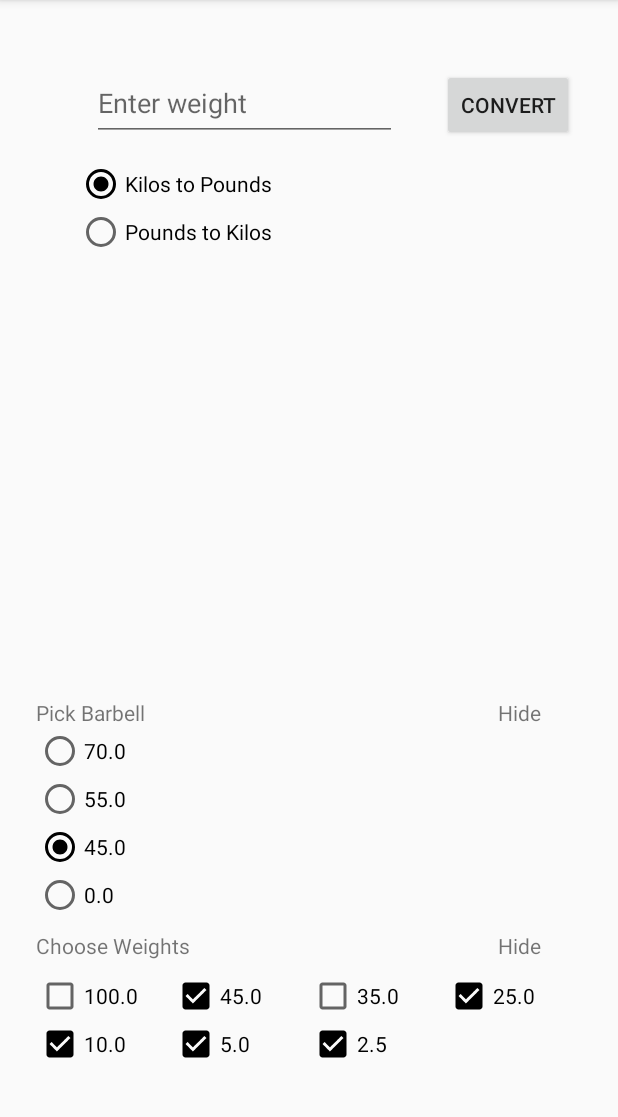
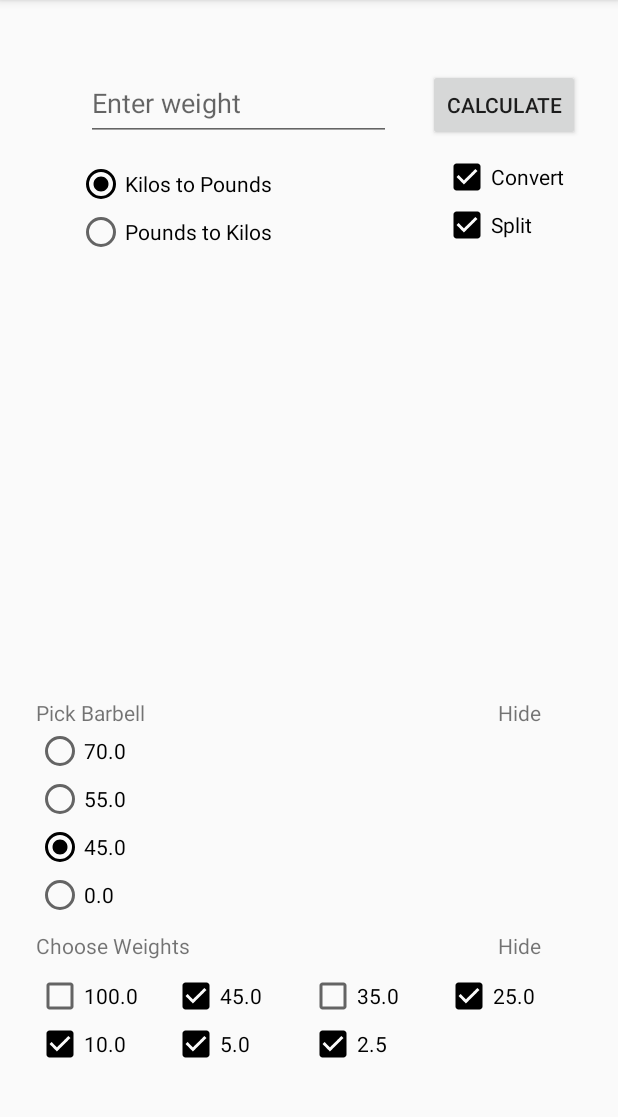
Before and after one commit to Pumbaya/KiloKonverter, an Android app: the screen it shows after launch (MainActivity), on a phone screen of 412 x 824 dp, the part 84-1201 px from its top. Run offline under Robolectric (Android 15) with nearby library versions, the phone set to English and light mode, and no system bars.

Commit message:
Finished and working.

```diff
--- a/app/src/main/java/com/example/pmoayer/kilokonverter/WilksActivity.kt
+++ b/app/src/main/java/com/example/pmoayer/kilokonverter/WilksActivity.kt
@@ -1,7 +1,9 @@
 package com.example.pmoayer.kilokonverter
 
 import android.os.Bundle
+import android.text.TextUtils
 import android.view.Menu
+import android.widget.Toast
 import kotlinx.android.synthetic.main.activity_wilks.*
 import kotlinx.android.synthetic.main.my_toolbar.*
 import kotlin.math.pow
@@ -33,6 +35,9 @@ class WilksActivity : BaseCompatActivity() {
 
         //false == male ... true == female
         calculateButton.setOnClickListener {
+            if (TextUtils.isEmpty(inputLiftedWeight.text) || TextUtils.isEmpty(inputBodyweight.text)) {
+                Toast.makeText(this,"Fill both fields", Toast.LENGTH_SHORT).show()
+            } else {
                 val gender = sexSwitch.isChecked
                 var liftedWeight = inputLiftedWeight.text.toString().toDouble()
                 var bodyWeight = inputBodyweight.text.toString().toDouble()
@@ -44,6 +49,7 @@ class WilksActivity : BaseCompatActivity() {
                 }
                 displayResult.text = "%.2f".format(calculateWilks(liftedWeight, bodyWeight, gender))
                 Utils.hideKeyboard(this)
+            }
         }
     }
 
--- a/app/src/main/res/layout/activity_main.xml
+++ b/app/src/main/res/layout/activity_main.xml
@@ -5,10 +5,10 @@
     android:id="@+id/mainConstraintLayout"
     android:layout_width="match_parent"
     android:layout_height="match_parent"
+    android:focusable="true"
+    android:focusableInTouchMode="true"
     android:theme="@style/NoActionBarTheme"
-    tools:context=".MainActivity"
-    android:focusable="true"
-    android:focusableInTouchMode="true">
+    tools:context=".MainActivity">
 
     <include layout="@layout/my_toolbar" />
 
@@ -30,7 +30,7 @@
         android:id="@+id/convertButton"
         android:layout_width="wrap_content"
         android:layout_height="wrap_content"
-        android:text="@string/convert_button"
+        android:text="@string/calculate"
         app:layout_constraintBaseline_toBaselineOf="@+id/inputWeight"
         app:layout_constraintEnd_toEndOf="parent"
         app:layout_constraintHorizontal_bias="0.5"
@@ -94,6 +94,7 @@
         android:layout_width="wrap_content"
         android:layout_height="wrap_content"
         android:layout_marginTop="8dp"
+        android:textSize="18sp"
         app:layout_constraintBottom_toBottomOf="parent"
         app:layout_constraintEnd_toEndOf="parent"
         app:layout_constraintHorizontal_bias="0.501"
@@ -205,4 +206,49 @@
         app:layout_constraintHorizontal_bias="0.82"
         app:layout_constraintStart_toEndOf="@+id/chooseWeight" />
 
+    <CheckBox
+        android:id="@+id/convertBox"
+        android:layout_width="wrap_content"
+        android:layout_height="wrap_content"
+        android:layout_marginEnd="8dp"
+        android:layout_marginLeft="256dp"
+        android:layout_marginRight="8dp"
+        android:layout_marginStart="256dp"
+        android:layout_marginTop="8dp"
+        android:checked="true"
+        android:text="@string/convert_button"
+        app:layout_constraintEnd_toEndOf="parent"
+        app:layout_constraintHorizontal_bias="0.589"
+        app:layout_constraintStart_toStartOf="parent"
+        app:layout_constraintTop_toBottomOf="@+id/convertButton" />
+
+    <CheckBox
+        android:id="@+id/splitBox"
+        android:layout_width="wrap_content"
+        android:layout_height="wrap_content"
+        android:checked="true"
+        android:text="@string/split_button"
+        app:layout_constraintStart_toStartOf="@+id/convertBox"
+        app:layout_constraintTop_toBottomOf="@+id/convertBox" />
+
+    <ImageView
+        android:id="@+id/goatImage"
+        android:layout_width="579dp"
+        android:layout_height="392dp"
+        android:layout_marginBottom="8dp"
+        android:layout_marginEnd="8dp"
+        android:layout_marginLeft="8dp"
+        android:layout_marginRight="8dp"
+        android:layout_marginStart="8dp"
+        android:layout_marginTop="8dp"
+        android:contentDescription="@string/goat__description"
+        android:visibility="gone"
+        app:layout_constraintBottom_toBottomOf="parent"
+        app:layout_constraintEnd_toEndOf="parent"
+        app:layout_constraintHorizontal_bias="0.601"
+        app:layout_constraintStart_toStartOf="parent"
+        app:layout_constraintTop_toTopOf="parent"
+        app:layout_constraintVertical_bias="0.496"
+        app:srcCompat="@drawable/goat" />
+
 </android.support.constraint.ConstraintLayout>
--- a/app/src/main/res/values/strings.xml
+++ b/app/src/main/res/values/strings.xml
@@ -31,4 +31,6 @@
     <string name="body_weight">Body Weight</string>
     <string name="m">M</string>
     <string name="f">F</string>
+    <string name="split_button">Split</string>
+    <string name="goat__description">Ed Coan Goat Man</string>
 </resources>
```
Also changed, not shown: app/src/main/java/com/example/pmoayer/kilokonverter/ConfigureActivity.kt (+7 -3 lines), app/src/main/java/com/example/pmoayer/kilokonverter/MainActivity.kt (+22 -2 lines), app/src/main/res/layout/activity_wilks.xml (+5 -3 lines), app/src/main/res/drawable/goat.PNG (added). Lines whose indentation alone changed are shown as unchanged.
